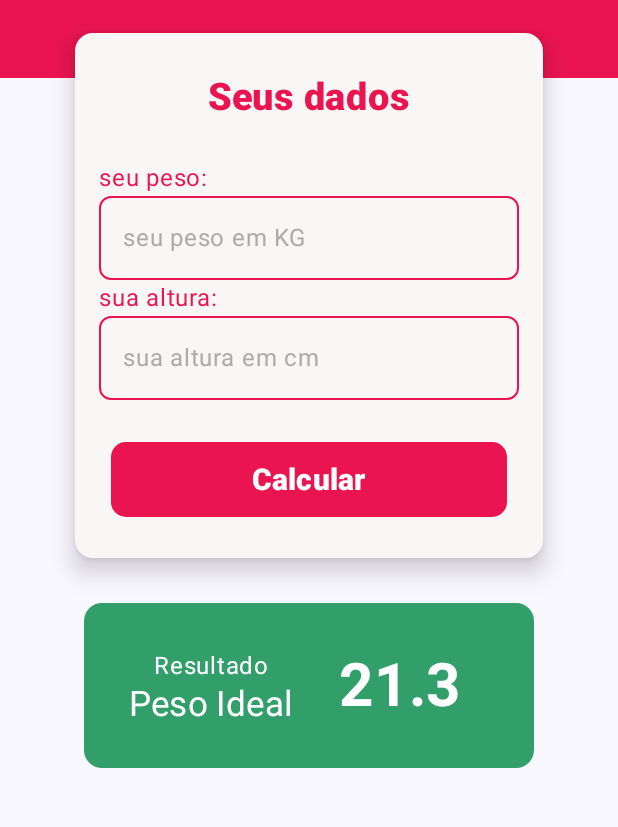
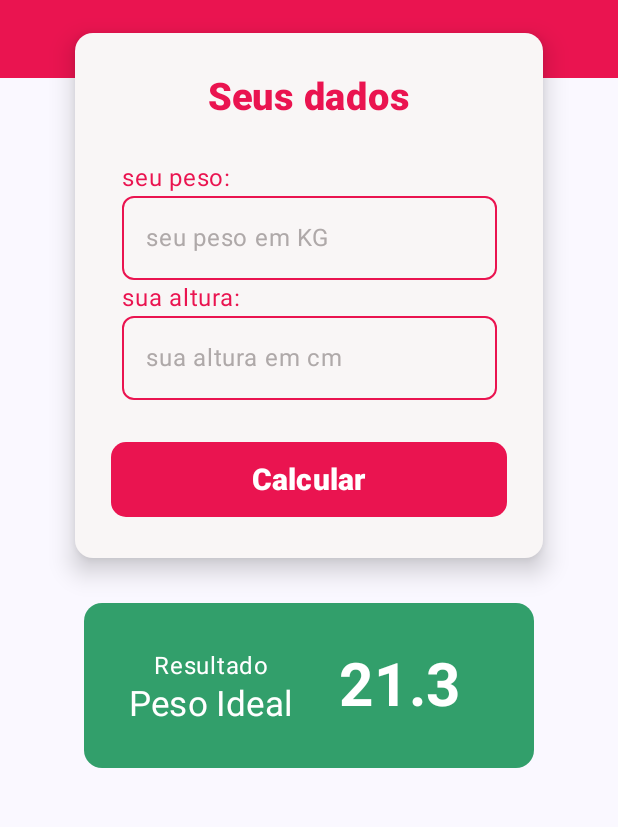
Before and after one commit to jeca16/calculadora_imc_kotlin, an Android app built with Jetpack Compose: the screen it shows after launch (MainActivity), on a phone screen of 412 x 824 dp, the part 282-1109 px from its top. Run offline under Robolectric (Android 15) with nearby library versions, the phone set to English and light mode, and no system bars.

Commit message:
desing Finalizado

```diff
--- a/app/src/main/java/br/senai/sp/jandira/calculadora_imc/MainActivity.kt
+++ b/app/src/main/java/br/senai/sp/jandira/calculadora_imc/MainActivity.kt
@@ -121,7 +121,8 @@ fun Greeting() {
                                 )
                             },
                             shape = RoundedCornerShape(8.dp),
-                            colors = OutlinedTextFieldDefaults.colors(unfocusedBorderColor = Color(0xFFEA1450))
+                            colors = OutlinedTextFieldDefaults.colors(unfocusedBorderColor = Color(0xFFEA1450)),
+                            modifier = Modifier.width(250.dp)
                             )
 
                         Text(text = "sua altura:",
@@ -137,7 +138,8 @@ fun Greeting() {
                             },
                             shape = RoundedCornerShape(8.dp),
                             colors = OutlinedTextFieldDefaults.colors(unfocusedBorderColor = Color(0xFFEA1450)
-                                )
+                                ),
+                            modifier = Modifier.width(250.dp)
                             )
                     }
 
```
